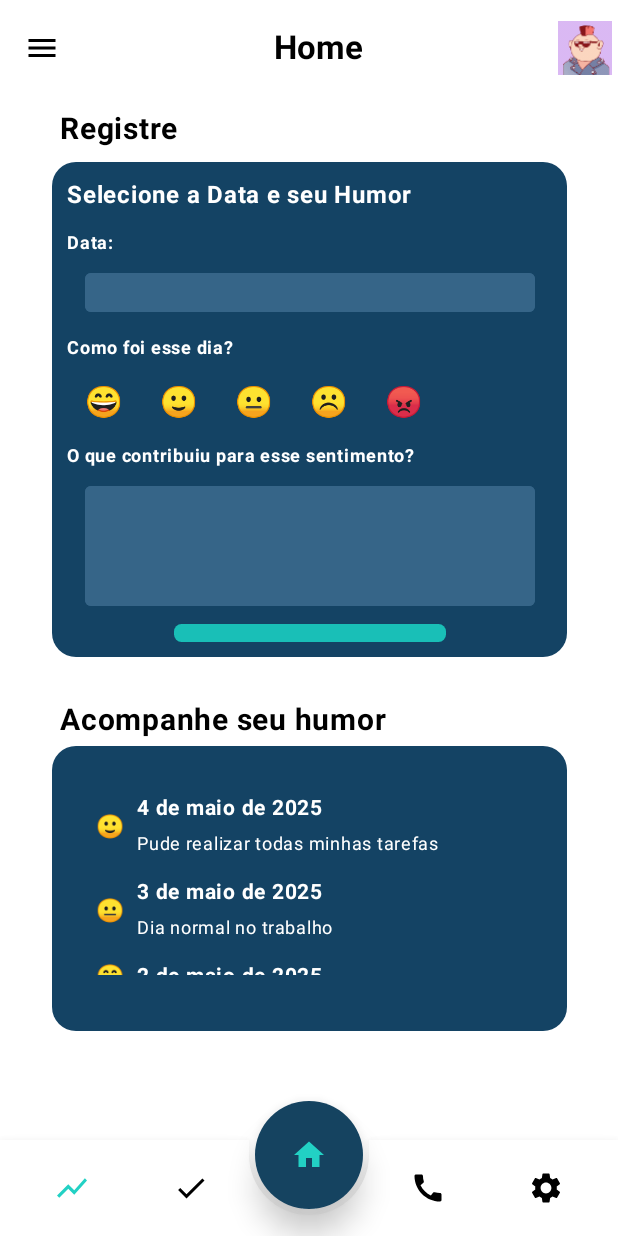
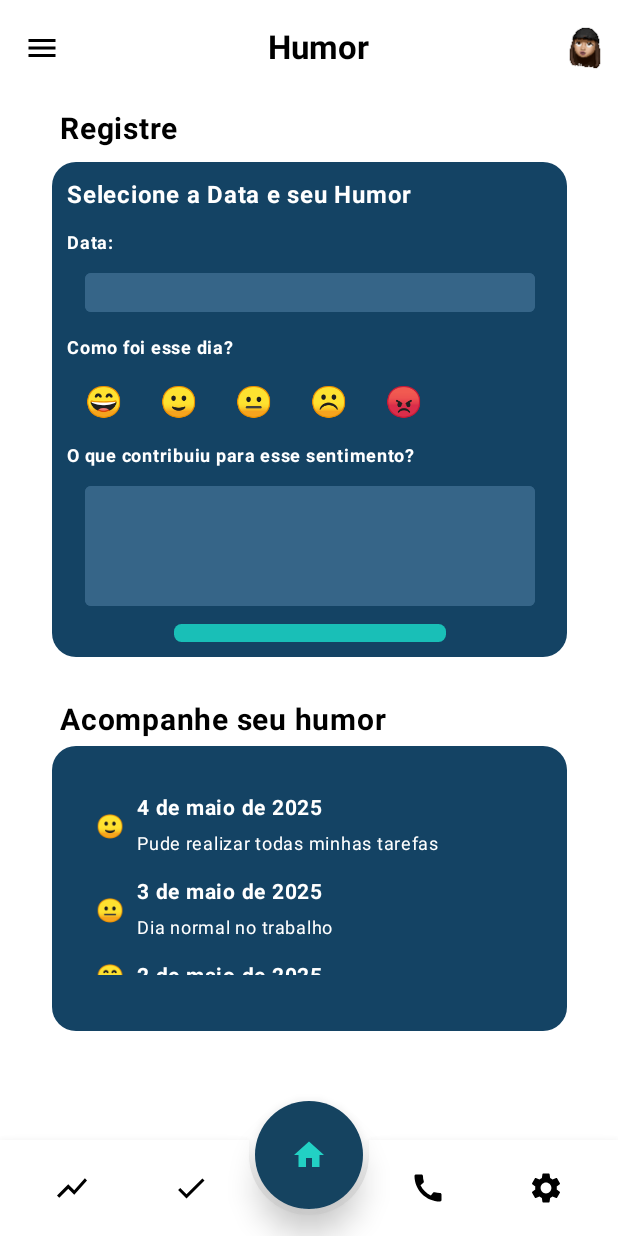
Before and after one commit to mtluiz/Zenite, an Android app built with Jetpack Compose: the composable MoodScreen shown on its own in the app's theme, after a tap on "evolution", on a phone screen of 412 x 824 dp. Run offline under Robolectric (Android 15) with nearby library versions, the phone set to English and light mode, and no system bars; 1 statement that could not run was skipped.

Commit message:
feat: check in screen fixes and config fixes

```diff
--- a/app/build.gradle.kts
+++ b/app/build.gradle.kts
@@ -11,7 +11,7 @@ android {
 
     defaultConfig {
         applicationId = "com.example.zenite"
-        minSdk = 31
+        minSdk = 28
         targetSdk = 34
         versionCode = 1
         versionName = "1.0"
--- a/app/src/main/java/com/example/zenite/ui/components/ZeniteBottomBar.kt
+++ b/app/src/main/java/com/example/zenite/ui/components/ZeniteBottomBar.kt
@@ -39,7 +39,7 @@ fun ZeniteBottomBar(
 ) {
     val items = listOf(
         ZeniteNavItem("evolution", Icons.Default.ShowChart),
-        ZeniteNavItem("checkin", Icons.Default.Check),
+        ZeniteNavItem("check_in", Icons.Default.Check),
         ZeniteNavItem("home", Icons.Default.Home),
         ZeniteNavItem("support", Icons.Default.Call),
         ZeniteNavItem("settings", Icons.Default.Settings)
--- a/app/src/main/java/com/example/zenite/ui/layout/ZeniteScreenLayout.kt
+++ b/app/src/main/java/com/example/zenite/ui/layout/ZeniteScreenLayout.kt
@@ -1,5 +1,6 @@
 package com.example.zenite.ui.layout
 
+import android.util.Log
 import androidx.compose.foundation.layout.PaddingValues
 import androidx.compose.material3.DrawerValue
 import androidx.compose.material3.ModalNavigationDrawer
@@ -36,7 +37,15 @@ fun ZeniteScreen(
         mutableStateOf(getRandomAvatar(context) ?: "file:///android_asset/avatars/default.png")
     }
 
-    var currentRoute by remember { mutableStateOf("home") }
+    var currentRoute by remember {
+        mutableStateOf(navController.currentBackStackEntry?.destination?.route ?: "home")
+    }
+
+    val updateCurrentRoute: (String) -> Unit = { route ->
+        if (route.isNotEmpty()) {
+            currentRoute = route
+        }
+    }
 
     ModalNavigationDrawer(
         drawerState = drawerState,
@@ -45,8 +54,12 @@ fun ZeniteScreen(
                 items = drawerItems,
                 onItemClick = {
                     scope.launch { drawerState.close() }
-                    navController.navigate(it.route)
-                    currentRoute = it.route
+                    try {
+                        navController.navigate(it.route)
+                        updateCurrentRoute(it.route)
+                    } catch (e: Exception) {
+                        Log.e("Navigation", "Error navigating to ${it.route}", e)
+                    }
                 },
                 onClose = { scope.launch { drawerState.close() } }
             )
@@ -65,8 +78,12 @@ fun ZeniteScreen(
                 ZeniteBottomBar(
                     currentRoute = currentRoute,
                     onItemClick = {
-                        navController.navigate(it)
-                        currentRoute = it
+                        try {
+                            navController.navigate(it)
+                            updateCurrentRoute(it)
+                        } catch (e: Exception) {
+                            Log.e("Navigation", "Error navigating to $it", e)
+                        }
                     }
                 )
             },
--- a/app/src/main/java/com/example/zenite/ui/screens/mood/MoodScreen.kt
+++ b/app/src/main/java/com/example/zenite/ui/screens/mood/MoodScreen.kt
@@ -44,11 +44,15 @@ import com.example.zenite.ui.theme.White
 import java.text.SimpleDateFormat
 import java.util.Calendar
 import java.util.Locale
+import androidx.navigation.NavHostController
+import androidx.navigation.compose.rememberNavController
 
 @OptIn(ExperimentalMaterial3Api::class)
 @SuppressLint("RememberReturnType")
 @Composable
-fun MoodScreen() {
+fun MoodScreen(
+    navController: NavHostController = rememberNavController()
+) {
 
     val selectedMood = remember { mutableIntStateOf(-1) }
     var description by remember { mutableStateOf("") }
@@ -81,7 +85,7 @@ fun MoodScreen() {
         MoodEntry("🙂", "4 de maio de 2025", "Pude realizar todas minhas tarefas")
     )
 
-    ZeniteScreen(title = "Home") { padding ->
+    ZeniteScreen(title = "Humor", navController = navController) { padding ->
         Column(Modifier.padding(padding)) {
             Column(
                 modifier = Modifier
```
Also changed, not shown: app/src/main/java/com/example/zenite/navigation/ZeniteNavGraph.kt (+16 -1 lines), app/src/main/java/com/example/zenite/ui/screens/check_in/CheckInScreen.kt (+107 -36 lines), app/src/main/java/com/example/zenite/ui/screens/demo/ZeniteHomeScreen.kt (+6 -2 lines).
